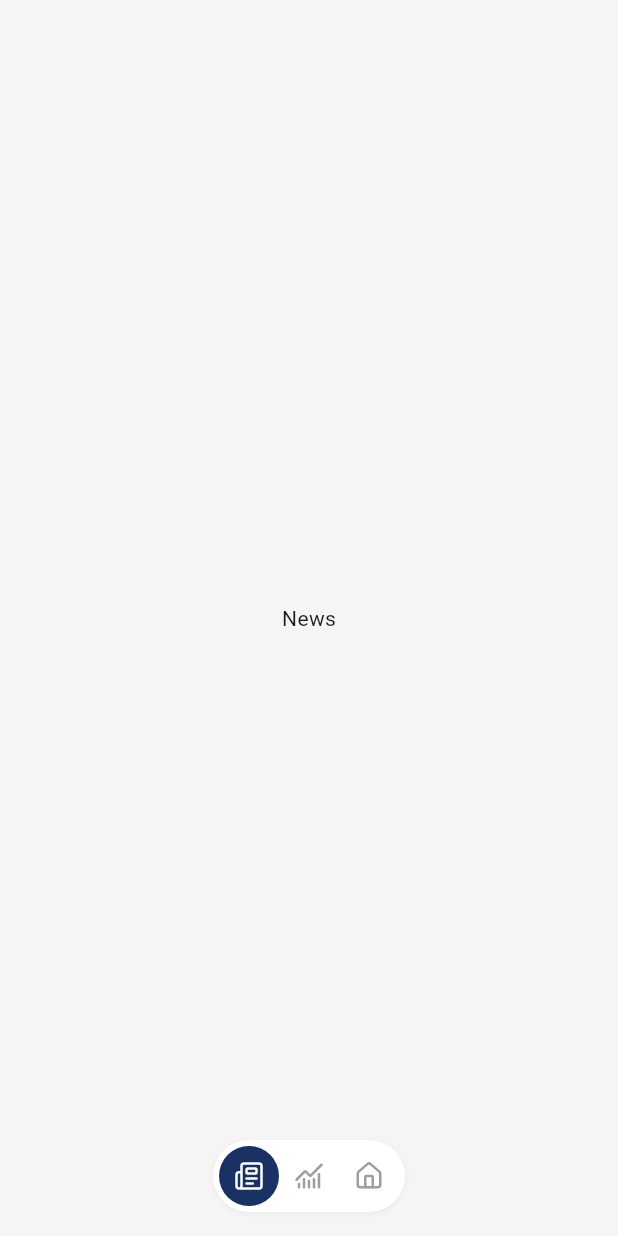
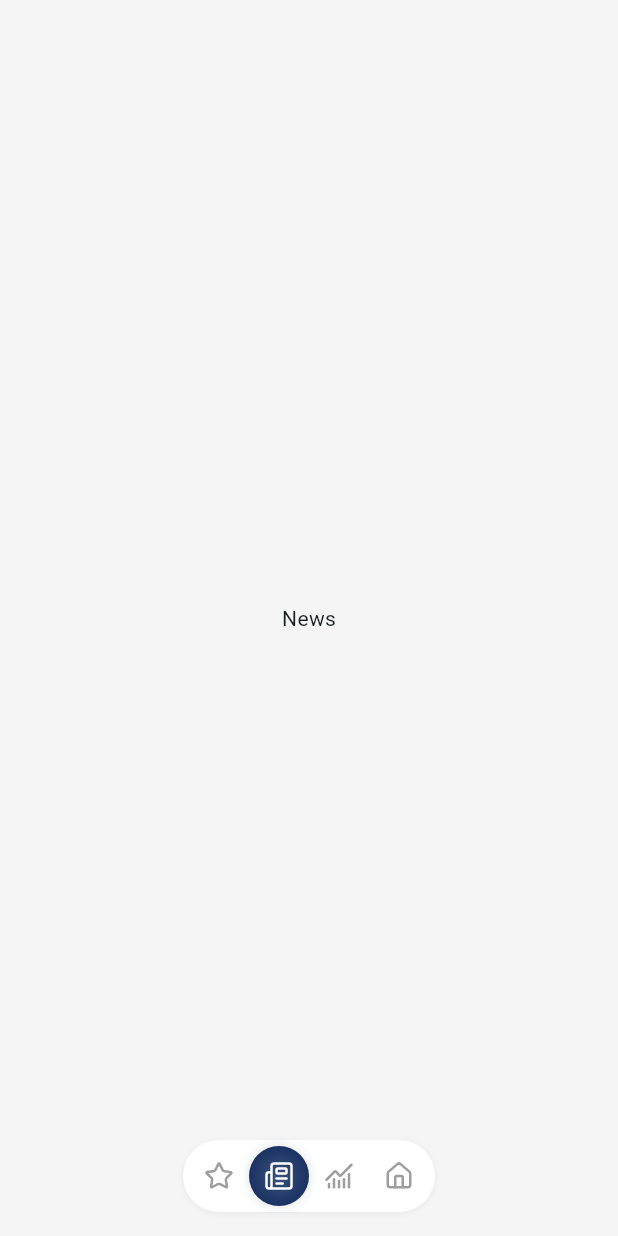
Before and after one commit to cacing69/radar-emas, a Flutter app: the screen it shows after launch, after a tap on an icon or button, on a phone screen of 412 x 824 dp. Run offline on Flutter 3.47's test engine with Material 3 defaults, Android fonts, the phone set to English and light mode, and no system bars; our stand-ins replace lucide_icons_flutter.

Commit message:
Refactor project structure: update package namespace, enhance UI with new tabs and app bar, and add app versioning script

```diff
--- a/lib/main.dart
+++ b/lib/main.dart
@@ -14,8 +14,20 @@ class App extends StatelessWidget {
   @override
   Widget build(BuildContext context) {
     return MaterialApp(
-      title: 'Flutter Demo',
-      theme: ThemeData(colorScheme: .fromSeed(seedColor: Colors.deepPurple)),
+      title: 'Radar Emas',
+      theme: ThemeData(
+        brightness: Brightness.light,
+        scaffoldBackgroundColor: Colors.white,
+        appBarTheme: const AppBarTheme(
+          backgroundColor: Colors.white,
+          foregroundColor: Colors.black,
+          elevation: 0,
+        ),
+        colorScheme: ColorScheme.fromSeed(
+          seedColor: Colors.white,
+          brightness: Brightness.light,
+        ),
+      ),
       home: const HomePage(),
     );
   }
--- a/lib/presentation/screens/home_page.dart
+++ b/lib/presentation/screens/home_page.dart
@@ -1,4 +1,6 @@
 import 'package:flutter/material.dart';
+import 'package:radar_emas/presentation/screens/home_tab_chart.dart';
+import 'package:radar_emas/presentation/screens/home_tab_main.dart';
 import 'package:radar_emas/presentation/widgets/floating_nav_bar.dart';
 
 class HomePage extends StatefulWidget {
@@ -12,9 +14,10 @@ class _HomePageState extends State<HomePage> {
   final ValueNotifier<int> selectedMenu = ValueNotifier<int>(0);
 
   final List<Widget> _tabs = const [
+    Center(child: Text('Favorite')),
     Center(child: Text('News')),
-    Center(child: Text('Chart')),
-    Center(child: Text('Home')),
+    HomeTabChart(),
+    HomeTabMain(),
   ];
 
   @override
--- a/lib/presentation/theme/app_colors.dart
+++ b/lib/presentation/theme/app_colors.dart
@@ -6,3 +6,13 @@ class AppColors {
   static const accent = Color(0xffFAB95B);
   static const background = Color(0xffE8E2DB);
 }
+
+class AppShadows {
+  static const subtle = [
+    BoxShadow(
+      color: Color(0x0D000000),
+      blurRadius: 3,
+      offset: Offset(0, 1),
+    ),
+  ];
+}
--- a/lib/presentation/widgets/floating_nav_bar.dart
+++ b/lib/presentation/widgets/floating_nav_bar.dart
@@ -7,6 +7,7 @@ class FloatingNavBar extends StatelessWidget {
   final ValueChanged<int> onChanged;
 
   static const _icons = [
+    LucideIcons.star,
     LucideIcons.newspaper,
     LucideIcons.chartNoAxesCombined,
     LucideIcons.house,
@@ -29,39 +30,49 @@ class FloatingNavBar extends StatelessWidget {
           decoration: BoxDecoration(
             color: Colors.white,
             borderRadius: BorderRadius.circular(30),
-            boxShadow: [
-              BoxShadow(
-                color: Colors.black.withValues(alpha: 0.05),
-                blurRadius: 3,
-                offset: const Offset(0, 1),
-              ),
-            ],
+            boxShadow: AppShadows.subtle,
           ),
           child: Padding(
             padding: const EdgeInsets.symmetric(horizontal: 4, vertical: 4),
-            child: AnimatedContainer(
-              duration: const Duration(milliseconds: 300),
-              curve: Curves.easeInOutBack,
             child: Row(
               mainAxisSize: MainAxisSize.min,
               children: List.generate(_icons.length, (index) {
                 final selected = selectedIndex == index;
                 return GestureDetector(
                   onTap: () => onChanged(index),
-                    child: AnimatedContainer(
-                      duration: const Duration(milliseconds: 300),
-                      curve: Curves.easeInOutBack,
+                  child: _NavItem(
+                    icon: _icons[index],
+                    selected: selected,
+                  ),
+                );
+              }),
+            ),
+          ),
+        ),
+      ),
+    );
+  }
+}
+
+class _NavItem extends StatelessWidget {
+  final IconData icon;
+  final bool selected;
+
+  const _NavItem({required this.icon, required this.selected});
+
+  @override
+  Widget build(BuildContext context) {
+    return CustomPaint(
+      painter: _CircleIndicatorPainter(
+        color: AppColors.primary,
+        show: selected,
+      ),
+      child: Padding(
         padding: const EdgeInsets.all(10),
-                      decoration: BoxDecoration(
-                        color: selected
-                            ? AppColors.primary
-                            : Colors.transparent,
-                        shape: BoxShape.circle,
-                      ),
         child: AnimatedSwitcher(
           duration: const Duration(milliseconds: 200),
           child: Icon(
-                          _icons[index],
+            icon,
             key: ValueKey(selected),
             size: 20,
             color: selected ? Colors.white : Colors.grey,
@@ -69,12 +80,45 @@ class FloatingNavBar extends StatelessWidget {
         ),
       ),
     );
-                }),
-              ),
-            ),
-          ),
-        ),
-      ),
-    );
   }
 }
+
+class _CircleIndicatorPainter extends CustomPainter {
+  final Color color;
+  final bool show;
+
+  _CircleIndicatorPainter({required this.color, required this.show});
+
+  @override
+  void paint(Canvas canvas, Size size) {
+    if (!show) return;
+
+    final center = Offset(size.width / 2, size.height / 2);
+    final radius = (size.shortestSide / 2);
+
+    // Soft glow
+    final glowPaint = Paint()
+      ..color = color.withValues(alpha: 0.15)
+      ..maskFilter = const MaskFilter.blur(BlurStyle.normal, 4);
+    canvas.drawCircle(center, radius, glowPaint);
+
+    // Main circle with radial gradient
+    final rect = Rect.fromCircle(center: center, radius: radius);
+    final gradient = RadialGradient(
+      colors: [
+        Color.lerp(color, Colors.white, 0.15)!,
+        color,
+      ],
+      stops: const [0.0, 1.0],
+    );
+    final circlePaint = Paint()
+      ..shader = gradient.createShader(rect)
+      ..style = PaintingStyle.fill;
+    canvas.drawCircle(center, radius, circlePaint);
+  }
+
+  @override
+  bool shouldRepaint(covariant _CircleIndicatorPainter oldDelegate) {
+    return oldDelegate.show != show || oldDelegate.color != color;
+  }
+}
--- a/lib/presentation/widgets/nav_item.dart
+++ b/lib/presentation/widgets/nav_item.dart
@@ -23,7 +23,7 @@ class NavItem extends StatelessWidget {
           child: Icon(
             icon,
             key: ValueKey(selected),
-            size: 6,
+            size: 24,
             color: selected ? Colors.white : Colors.grey,
           ),
         ),
--- a/pubspec.yaml
+++ b/pubspec.yaml
@@ -1,5 +1,5 @@
 name: radar_emas
-description: "A new Flutter project."
+description: "Free, open-source gold price tracker — monitor harga emas real-time"
 # The following line prevents the package from being accidentally published to
 # pub.dev using `flutter pub publish`. This is preferred for private packages.
 publish_to: 'none' # Remove this line if you wish to publish to pub.dev
@@ -16,7 +16,7 @@ publish_to: 'none' # Remove this line if you wish to publish to pub.dev
 # https://developer.apple.com/library/archive/documentation/General/Reference/InfoPlistKeyReference/Articles/CoreFoundationKeys.html
 # In Windows, build-name is used as the major, minor, and patch parts
 # of the product and file versions while build-number is used as the build suffix.
-version: 0.0.1+1
+version: 0.0.2+2
 
 environment:
   sdk: ^3.11.1
```
Also changed, not shown: lib/presentation/screens/home_tab_chart.dart (added, +34 -0 lines), lib/presentation/screens/home_tab_main.dart (added, +34 -0 lines), lib/presentation/screens/profil_page.dart (added, +18 -0 lines), lib/presentation/screens/setting_page.dart (added, +18 -0 lines), lib/presentation/widgets/floating_app_bar.dart (added, +210 -0 lines), lib/presentation/screens/home_tab_news.dart (added), 5 other files. Lines whose indentation alone changed are shown as unchanged.
